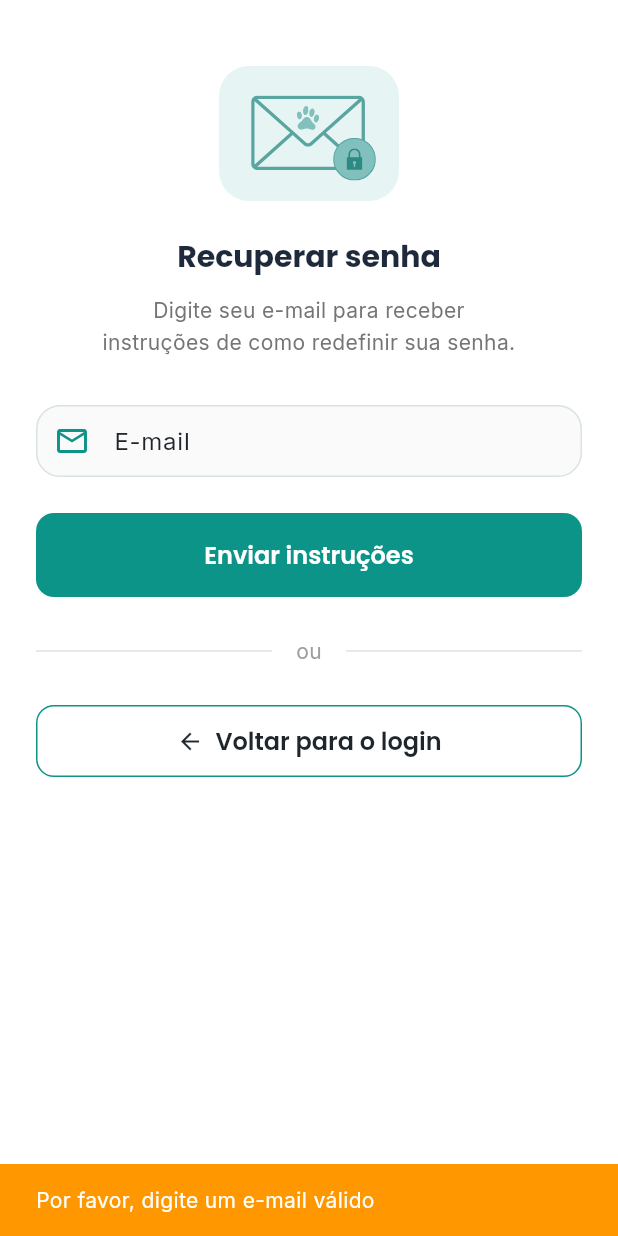
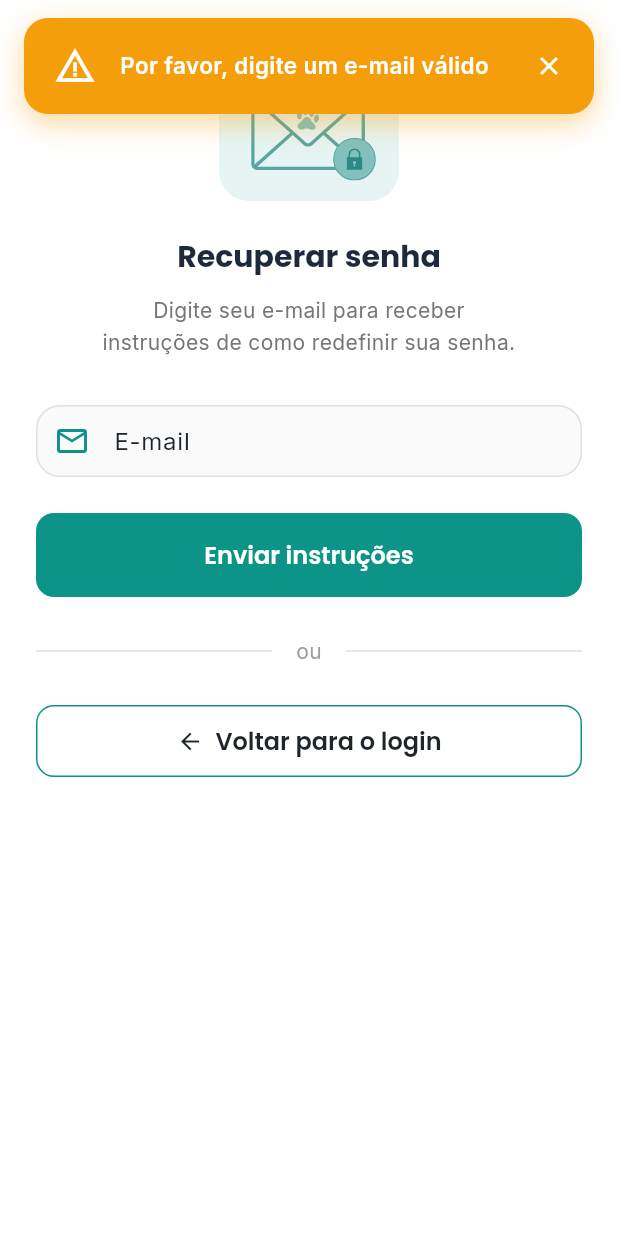
Before and after one commit to JulioLDS/SysCoPet, a Flutter app: the ForgotPasswordScreen screen opened directly, after a tap on "Enviar instruções", on a phone screen of 412 x 824 dp. Run offline on Flutter 3.47's test engine with Material 3 defaults, Android fonts, the phone set to English and light mode, and no system bars; our stand-ins replace flutter_svg, google_fonts, shared_preferences; accounts and stored records are empty.

Commit message:
feat: criar sistema de notificações customizado e corrigir validação de termos
- Criar CustomSnackbar em widgets/common/custom_snackbar.dart
- Implementar notificações estilizadas no topo da tela (sucesso, erro, aviso)
- Adicionar animações de slide e fade para transições suaves
- Substituir todos os SnackBars por CustomSnackbar em login, register e forgot_password
- Corrigir validação de aceite dos termos no cadastro usando GlobalKey
- Tornar RegisterFormWidgetState pública para acesso via GlobalKey
- Ajustar design dos popups: largura compacta (320px), centralizado, mais alto
- Adicionar ícones contextuais e cores temáticas (verde, vermelho, laranja)
- Implementar auto-dismiss após 3 segundos e dismiss manual com botão X

```diff
--- /dev/null
+++ b/lib/widgets/common/custom_snackbar.dart
@@ -0,0 +1,207 @@
+import 'package:flutter/material.dart';
+
+class CustomSnackbar {
+  static void showSuccess(BuildContext context, String message) {
+    _show(context, message, SnackbarType.success);
+  }
+
+  static void showError(BuildContext context, String message) {
+    _show(context, message, SnackbarType.error);
+  }
+
+  static void showWarning(BuildContext context, String message) {
+    _show(context, message, SnackbarType.warning);
+  }
+
+  static void _show(BuildContext context, String message, SnackbarType type) {
+    final overlay = Overlay.of(context);
+    bool isRemoved = false;
+
+    // ✅ Declara a variável primeiro
+    late OverlayEntry overlayEntry;
+
+    // ✅ Depois cria o OverlayEntry
+    overlayEntry = OverlayEntry(
+      builder: (context) => _SnackbarWidget(
+        message: message,
+        type: type,
+        onDismiss: () {
+          if (!isRemoved) {
+            isRemoved = true;
+            overlayEntry.remove();
+          }
+        },
+      ),
+    );
+
+    overlay.insert(overlayEntry);
+
+    // Auto-dismiss após 3 segundos
+    Future.delayed(const Duration(seconds: 3), () {
+      if (!isRemoved) {
+        isRemoved = true;
+        overlayEntry.remove();
+      }
+    });
+  }
+}
+
+enum SnackbarType { success, error, warning }
+
+class _SnackbarWidget extends StatefulWidget {
+  final String message;
+  final SnackbarType type;
+  final VoidCallback onDismiss;
+
+  const _SnackbarWidget({
+    required this.message,
+    required this.type,
+    required this.onDismiss,
+  });
+
+  @override
+  State<_SnackbarWidget> createState() => _SnackbarWidgetState();
+}
+
+class _SnackbarWidgetState extends State<_SnackbarWidget>
+    with SingleTickerProviderStateMixin {
+  late AnimationController _animationController;
+  late Animation<Offset> _slideAnimation;
+  late Animation<double> _fadeAnimation;
+
+  @override
+  void initState() {
+    super.initState();
+
+    _animationController = AnimationController(
+      vsync: this,
+      duration: const Duration(milliseconds: 300),
+    );
+
+    _slideAnimation =
+        Tween<Offset>(begin: const Offset(0, -1), end: Offset.zero).animate(
+          CurvedAnimation(
+            parent: _animationController,
+            curve: Curves.easeOutCubic,
+          ),
+        );
+
+    _fadeAnimation = Tween<double>(begin: 0.0, end: 1.0).animate(
+      CurvedAnimation(parent: _animationController, curve: Curves.easeOut),
+    );
+
+    _animationController.forward();
+
+    // Inicia animação de saída após 2.5s
+    Future.delayed(const Duration(milliseconds: 2500), () {
+      if (mounted) {
+        _animationController.reverse().then((_) {
+          widget.onDismiss();
+        });
+      }
+    });
+  }
+
+  @override
+  void dispose() {
+    _animationController.dispose();
+    super.dispose();
+  }
+
+  Color get _backgroundColor {
+    switch (widget.type) {
+      case SnackbarType.success:
+        return const Color(0xFF0D9488);
+      case SnackbarType.error:
+        return const Color(0xFFEF4444);
+      case SnackbarType.warning:
+        return const Color(0xFFF59E0B);
+    }
+  }
+
+  IconData get _icon {
+    switch (widget.type) {
+      case SnackbarType.success:
+        return Icons.check_circle;
+      case SnackbarType.error:
+        return Icons.error;
+      case SnackbarType.warning:
+        return Icons.warning_amber;
+    }
+  }
+
+  @override
+  Widget build(BuildContext context) {
+    return Positioned(
+      top: 0,
+      left: 0,
+      right: 0,
+      child: SafeArea(
+        child: Padding(
+          padding: const EdgeInsets.symmetric(horizontal: 16, vertical: 12),
+          child: SlideTransition(
+            position: _slideAnimation,
+            child: FadeTransition(
+              opacity: _fadeAnimation,
+              child: Material(
+                color: Colors.transparent,
+                child: Center(
+                  // ✅ Centraliza o container
+                  child: Container(
+                    width: 420,
+                    padding: const EdgeInsets.symmetric(
+                      horizontal: 20,
+                      vertical: 18,
+                    ),
+                    decoration: BoxDecoration(
+                      color: _backgroundColor,
+                      borderRadius: BorderRadius.circular(16),
+                      boxShadow: [
+                        BoxShadow(
+                          color: _backgroundColor.withOpacity(0.4),
+                          blurRadius: 16,
+                          offset: const Offset(0, 6),
+                        ),
+                      ],
+                    ),
+                    child: Row(
+                      mainAxisSize: MainAxisSize.min,
+                      children: [
+                        Icon(_icon, color: Colors.white, size: 28),
+                        const SizedBox(width: 16),
+                        Expanded(
+                          child: Text(
+                            widget.message,
+                            style: const TextStyle(
+                              color: Colors.white,
+                              fontSize: 15,
+                              fontWeight: FontWeight.w600,
+                              height: 1.3,
+                            ),
+                          ),
+                        ),
+                        const SizedBox(width: 8),
+                        GestureDetector(
+                          onTap: () {
+                            _animationController.reverse().then((_) {
+                              widget.onDismiss();
+                            });
+                          },
+                          child: const Icon(
+                            Icons.close,
+                            color: Colors.white,
+                            size: 20,
+                          ),
+                        ),
+                      ],
+                    ),
+                  ),
+                ),
+              ),
+            ),
+          ),
+        ),
+      ),
+    );
+  }
+}
```
Also changed, not shown: lib/screens/auth/login_screen.dart (+3 -4 lines), lib/screens/auth/register_screen.dart (+21 -18 lines), lib/screens/forgot_password/forgot_password_screen.dart (+18 -65 lines), lib/widgets/auth/register_form_widget.dart (+7 -4 lines).
